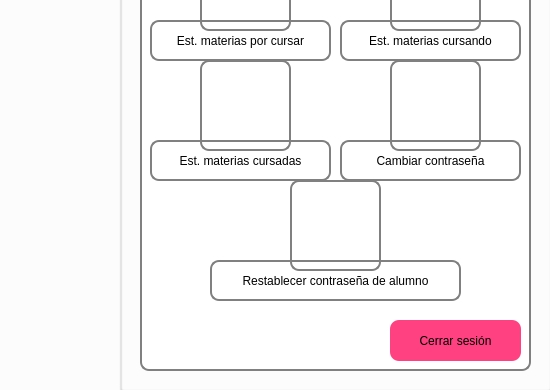
Old version of the form SCS/administrador.ui in the repository sagarme17/SCS; both pictures show x 190 to 740 and y 170 to 560 of the 740 by 560 pixel window.
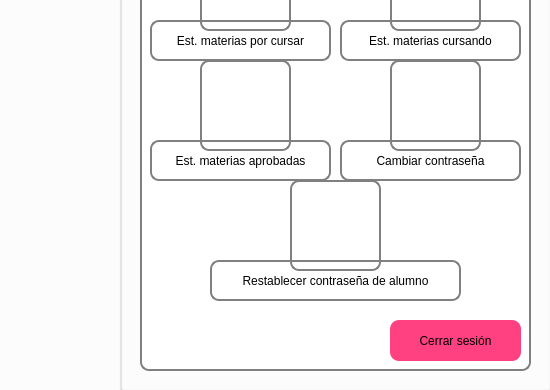
New version of the form. Icons and pictures are not drawn.

The edit to the form file:
```diff
--- a/SCS/administrador.ui
+++ b/SCS/administrador.ui
@@ -164,7 +164,7 @@
       <string notr="true">font: 75 12pt &quot;Berlin Sans FB Demi&quot;;</string>
      </property>
      <property name="text">
-      <string>Est. materias cursadas</string>
+      <string>Est. materias aprobadas</string>
      </property>
      <property name="alignment">
       <set>Qt::AlignCenter</set>
```
Left out of the diff: 18 changed lines with no effect on the pictures.
